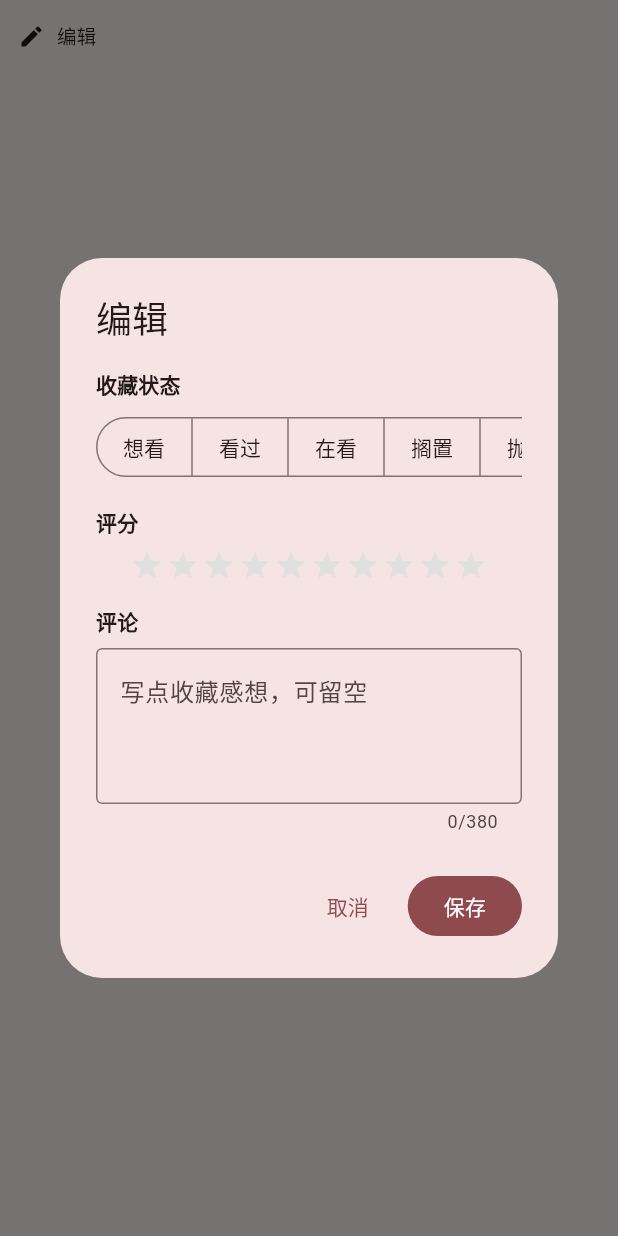
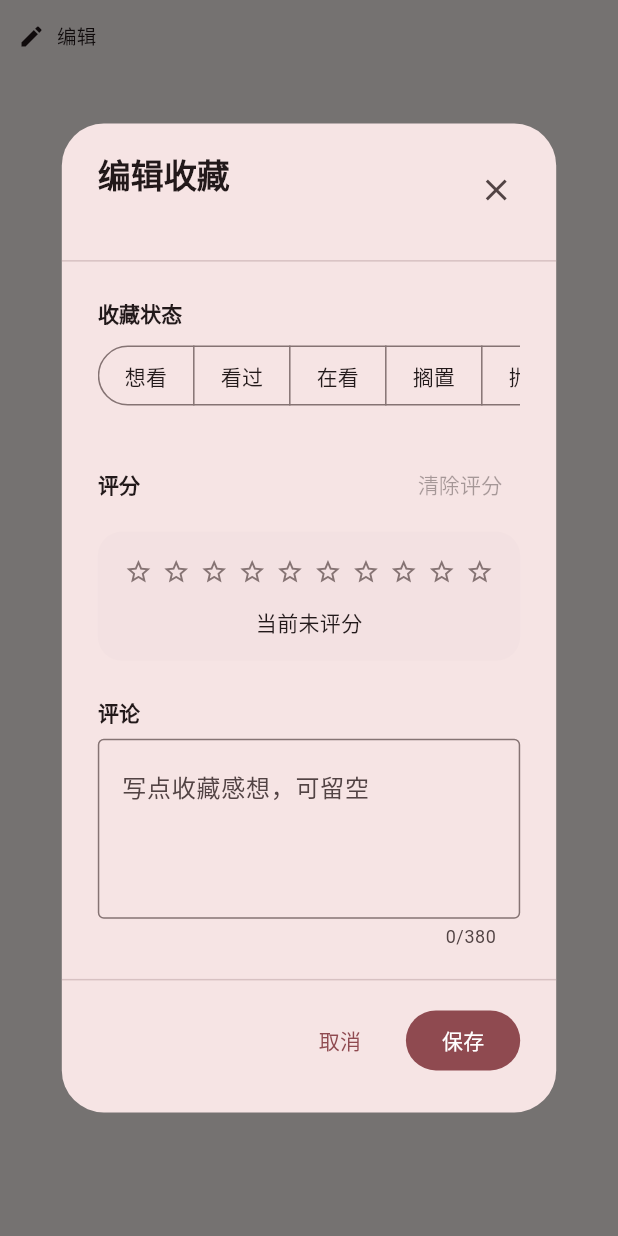
Before and after one commit to Zao-chen/ZcBangumi, a Flutter app: the SubjectActionButtons widget shown alone on an empty page, opened directly with empty values, after a tap on "编辑", on a phone screen of 412 x 824 dp. Run offline on Flutter 3.47's test engine with Material 3 defaults, Android fonts, the phone set to English and light mode, and no system bars; our stand-ins replace cached_network_image, dio, flutter_cache_manager, flutter_html, flutter_markdown, open_file and 3 more; accounts and stored records are empty; network calls fail.

Commit message:
feat: 更新统一编辑对话框，优化收藏状态和评论功能

```diff
--- a/lib/widgets/subject_action_buttons.dart
+++ b/lib/widgets/subject_action_buttons.dart
@@ -1,12 +1,13 @@
 import 'package:flutter/material.dart';
 import 'package:provider/provider.dart';
+
 import '../models/collection.dart';
 import '../models/subject.dart';
 import '../providers/auth_provider.dart';
 import '../services/api_client.dart';
 
 /// 条目操作按钮组件
-/// 包含：编辑按钮，打开统一对话框修改收藏、评分、吐槽
+/// 包含编辑按钮，打开统一对话框修改收藏、评分、评论。
 class SubjectActionButtons extends StatefulWidget {
   final Subject subject;
   final UserCollection? existingCollection;
@@ -40,17 +41,18 @@ class _SubjectActionButtonsState extends State<SubjectActionButtons> {
     }
   }
 
-  /// 打开统一编辑对话框
   void _showEditDialog() {
     final authProvider = context.read<AuthProvider>();
     if (!authProvider.isLoggedIn) {
       ScaffoldMessenger.of(
         context,
-      ).showSnackBar(const SnackBar(content: Text('请先登录')));
+      ).showSnackBar(
+        const SnackBar(content: Text('\u8bf7\u5148\u767b\u5f55')),
+      );
       return;
     }
 
-    showDialog(
+    showDialog<void>(
       context: context,
       builder: (context) => _UnifiedEditDialog(
         subject: widget.subject,
@@ -66,17 +68,17 @@ class _SubjectActionButtonsState extends State<SubjectActionButtons> {
   String _getCollectionTypeLabel(int? type) {
     switch (type) {
       case 1:
-        return '想看';
+        return '\u60f3\u770b';
       case 2:
-        return '看过';
+        return '\u770b\u8fc7';
       case 3:
-        return '在看';
+        return '\u5728\u770b';
       case 4:
-        return '搁置';
+        return '\u6401\u7f6e';
       case 5:
-        return '抛弃';
+        return '\u629b\u5f03';
       default:
-        return '编辑';
+        return '\u7f16\u8f91';
     }
   }
 
@@ -103,7 +105,6 @@ class _SubjectActionButtonsState extends State<SubjectActionButtons> {
   }
 }
 
-/// 统一编辑对话框
 class _UnifiedEditDialog extends StatefulWidget {
   final Subject subject;
   final UserCollection? collection;
@@ -142,11 +143,12 @@ class _UnifiedEditDialogState extends State<_UnifiedEditDialog> {
   }
 
   Future<void> _saveChanges() async {
-    // 必须选择收藏状态
     if (_selectedType == 0) {
       ScaffoldMessenger.of(
         context,
-      ).showSnackBar(const SnackBar(content: Text('请选择收藏状态')));
+      ).showSnackBar(
+        const SnackBar(content: Text('\u8bf7\u9009\u62e9\u6536\u85cf\u72b6\u6001')),
+      );
       return;
     }
 
@@ -156,7 +158,6 @@ class _UnifiedEditDialogState extends State<_UnifiedEditDialog> {
       final comment = _commentController.text.trim();
       final existingComment = widget.collection?.comment?.trim() ?? '';
 
-      // 更新收藏信息
       await api.patchCollection(
         subjectId: widget.subject.id,
         type: _selectedType,
@@ -164,19 +165,19 @@ class _UnifiedEditDialogState extends State<_UnifiedEditDialog> {
         comment: comment != existingComment ? comment : null,
       );
 
-      if (mounted) {
+      if (!mounted) return;
       widget.onChanged();
       Navigator.pop(context);
       ScaffoldMessenger.of(
         context,
-        ).showSnackBar(const SnackBar(content: Text('已保存')));
-      }
+      ).showSnackBar(const SnackBar(content: Text('\u5df2\u4fdd\u5b58')));
     } catch (e) {
-      if (mounted) {
+      if (!mounted) return;
       ScaffoldMessenger.of(
         context,
-        ).showSnackBar(SnackBar(content: Text('保存失败: $e')));
-      }
+      ).showSnackBar(
+        SnackBar(content: Text('\u4fdd\u5b58\u5931\u8d25: $e')),
+      );
     } finally {
       if (mounted) {
         setState(() => _loading = false);
@@ -184,21 +185,74 @@ class _UnifiedEditDialogState extends State<_UnifiedEditDialog> {
     }
   }
 
-  @override
-  Widget build(BuildContext context) {
-    return AlertDialog(
-      title: Text('编辑 ${widget.subject.displayName}'),
-      content: SingleChildScrollView(
-        child: Column(
-          mainAxisSize: MainAxisSize.min,
-          crossAxisAlignment: CrossAxisAlignment.start,
-          children: [
-            // 收藏状态
-            Text(
-              '收藏状态',
+  Widget _buildSectionTitle(BuildContext context, String title) {
+    return Text(
+      title,
       style: Theme.of(
         context,
       ).textTheme.titleSmall?.copyWith(fontWeight: FontWeight.bold),
+    );
+  }
+
+  @override
+  Widget build(BuildContext context) {
+    final size = MediaQuery.sizeOf(context);
+    final colorScheme = Theme.of(context).colorScheme;
+
+    return Dialog(
+      insetPadding: EdgeInsets.symmetric(
+        horizontal: size.width * 0.1,
+        vertical: size.height * 0.1,
+      ),
+      clipBehavior: Clip.antiAlias,
+      child: SizedBox(
+        width: size.width * 0.8,
+        height: size.height * 0.8,
+        child: Column(
+          children: [
+            Padding(
+              padding: const EdgeInsets.fromLTRB(24, 20, 16, 16),
+              child: Row(
+                crossAxisAlignment: CrossAxisAlignment.start,
+                children: [
+                  Expanded(
+                    child: Column(
+                      crossAxisAlignment: CrossAxisAlignment.start,
+                      children: [
+                        Text(
+                          '\u7f16\u8f91\u6536\u85cf',
+                          style: Theme.of(context).textTheme.titleLarge
+                              ?.copyWith(fontWeight: FontWeight.bold),
+                        ),
+                        const SizedBox(height: 6),
+                        Text(
+                          widget.subject.displayName,
+                          maxLines: 2,
+                          overflow: TextOverflow.ellipsis,
+                          style: Theme.of(context).textTheme.bodyMedium
+                              ?.copyWith(color: colorScheme.onSurfaceVariant),
+                        ),
+                      ],
+                    ),
+                  ),
+                  IconButton(
+                    onPressed: _loading ? null : () => Navigator.pop(context),
+                    icon: const Icon(Icons.close),
+                    tooltip: '\u5173\u95ed',
+                  ),
+                ],
+              ),
+            ),
+            const Divider(height: 1),
+            Expanded(
+              child: Padding(
+                padding: const EdgeInsets.all(24),
+                child: Column(
+                  crossAxisAlignment: CrossAxisAlignment.start,
+                  children: [
+                    _buildSectionTitle(
+                      context,
+                      '\u6536\u85cf\u72b6\u6001',
                     ),
                     const SizedBox(height: 8),
                     SingleChildScrollView(
@@ -212,77 +266,139 @@ class _UnifiedEditDialogState extends State<_UnifiedEditDialog> {
                               },
                         selected: <int>{_selectedType},
                         segments: const <ButtonSegment<int>>[
-                  ButtonSegment<int>(value: 1, label: Text('想看')),
-                  ButtonSegment<int>(value: 2, label: Text('看过')),
-                  ButtonSegment<int>(value: 3, label: Text('在看')),
-                  ButtonSegment<int>(value: 4, label: Text('搁置')),
-                  ButtonSegment<int>(value: 5, label: Text('抛弃')),
+                          ButtonSegment<int>(
+                            value: 1,
+                            label: Text('\u60f3\u770b'),
+                          ),
+                          ButtonSegment<int>(
+                            value: 2,
+                            label: Text('\u770b\u8fc7'),
+                          ),
+                          ButtonSegment<int>(
+                            value: 3,
+                            label: Text('\u5728\u770b'),
+                          ),
+                          ButtonSegment<int>(
+                            value: 4,
+                            label: Text('\u6401\u7f6e'),
+                          ),
+                          ButtonSegment<int>(
+                            value: 5,
+                            label: Text('\u629b\u5f03'),
+                          ),
                         ],
                       ),
                     ),
-            const SizedBox(height: 16),
-
-            // 评分
-            Text(
-              '评分',
-              style: Theme.of(
-                context,
-              ).textTheme.titleSmall?.copyWith(fontWeight: FontWeight.bold),
+                    const SizedBox(height: 24),
+                    Row(
+                      children: [
+                        _buildSectionTitle(context, '\u8bc4\u5206'),
+                        const Spacer(),
+                        TextButton(
+                          onPressed: _loading || _selectedRating == 0
+                              ? null
+                              : () => setState(() => _selectedRating = 0),
+                          child: const Text('\u6e05\u9664\u8bc4\u5206'),
+                        ),
+                      ],
                     ),
                     const SizedBox(height: 8),
-            Center(
-              child: Wrap(
-                alignment: WrapAlignment.center,
-                spacing: 2,
-                runSpacing: 2,
+                    Container(
+                      width: double.infinity,
+                      padding: const EdgeInsets.all(16),
+                      decoration: BoxDecoration(
+                        color: colorScheme.surfaceContainerHighest.withOpacity(
+                          0.45,
+                        ),
+                        borderRadius: BorderRadius.circular(16),
+                      ),
+                      child: Column(
+                        children: [
+                          SizedBox(
+                            width: double.infinity,
+                            child: FittedBox(
+                              fit: BoxFit.scaleDown,
+                              child: Row(
+                                mainAxisSize: MainAxisSize.min,
                                 children: List.generate(10, (index) {
                                   final rating = index + 1;
-                  return GestureDetector(
+                                  final selected = rating <= _selectedRating;
+                                  return Padding(
+                                    padding: EdgeInsets.only(
+                                      right: index == 9 ? 0 : 4,
+                                    ),
+                                    child: InkWell(
+                                      borderRadius: BorderRadius.circular(24),
                                       onTap: _loading
                                           ? null
                                           : () {
-                            setState(() => _selectedRating = rating);
+                                              setState(
+                                                () => _selectedRating = rating,
+                                              );
                                             },
+                                      child: Padding(
+                                        padding: const EdgeInsets.all(2),
                                         child: Icon(
-                      Icons.star,
-                      color: rating <= _selectedRating
-                          ? Colors.amber
-                          : Colors.grey[300],
-                      size: 22,
+                                          selected
+                                              ? Icons.star
+                                              : Icons.star_border,
+                                          color: selected
+                                              ? Colors.amber.shade700
+                                              : colorScheme.outline,
+                                          size: 24,
+                                        ),
+                                      ),
                                     ),
                                   );
                                 }),
                               ),
                             ),
-            const SizedBox(height: 16),
-
+                          ),
+                          const SizedBox(height: 12),
                           Text(
-              '评论',
-              style: Theme.of(
-                context,
-              ).textTheme.titleSmall?.copyWith(fontWeight: FontWeight.bold),
+                            _selectedRating > 0
+                                ? '\u5f53\u524d\u8bc4\u5206 $_selectedRating / 10'
+                                : '\u5f53\u524d\u672a\u8bc4\u5206',
+                            style: Theme.of(context).textTheme.bodyMedium,
                           ),
+                        ],
+                      ),
+                    ),
+                    const SizedBox(height: 24),
+                    _buildSectionTitle(context, '\u8bc4\u8bba'),
                     const SizedBox(height: 8),
-            TextField(
+                    Expanded(
+                      child: TextField(
                         controller: _commentController,
                         enabled: !_loading,
-              minLines: 3,
-              maxLines: 5,
+                        expands: true,
+                        minLines: null,
+                        maxLines: null,
                         maxLength: 380,
+                        textAlignVertical: TextAlignVertical.top,
                         decoration: const InputDecoration(
-                hintText: '写点收藏感想，可留空',
+                          hintText:
+                              '\u5199\u70b9\u6536\u85cf\u611f\u60f3\uff0c\u53ef\u7559\u7a7a',
                           border: OutlineInputBorder(),
                           alignLabelWithHint: true,
+                        ),
                       ),
                     ),
                   ],
                 ),
               ),
-      actions: [
+            ),
+            const Divider(height: 1),
+            Padding(
+              padding: const EdgeInsets.fromLTRB(24, 16, 24, 24),
+              child: Row(
+                mainAxisAlignment: MainAxisAlignment.end,
+                children: [
                   TextButton(
                     onPressed: _loading ? null : () => Navigator.pop(context),
-          child: const Text('取消'),
+                    child: const Text('\u53d6\u6d88'),
                   ),
+                  const SizedBox(width: 12),
                   FilledButton(
                     onPressed: _loading ? null : _saveChanges,
                     child: _loading
@@ -291,9 +407,14 @@ class _UnifiedEditDialogState extends State<_UnifiedEditDialog> {
                             height: 20,
                             child: CircularProgressIndicator(strokeWidth: 2),
                           )
-              : const Text('保存'),
+                        : const Text('\u4fdd\u5b58'),
                   ),
                 ],
+              ),
+            ),
+          ],
+        ),
+      ),
     );
   }
 }
```
Lines whose indentation alone changed are shown as unchanged.
